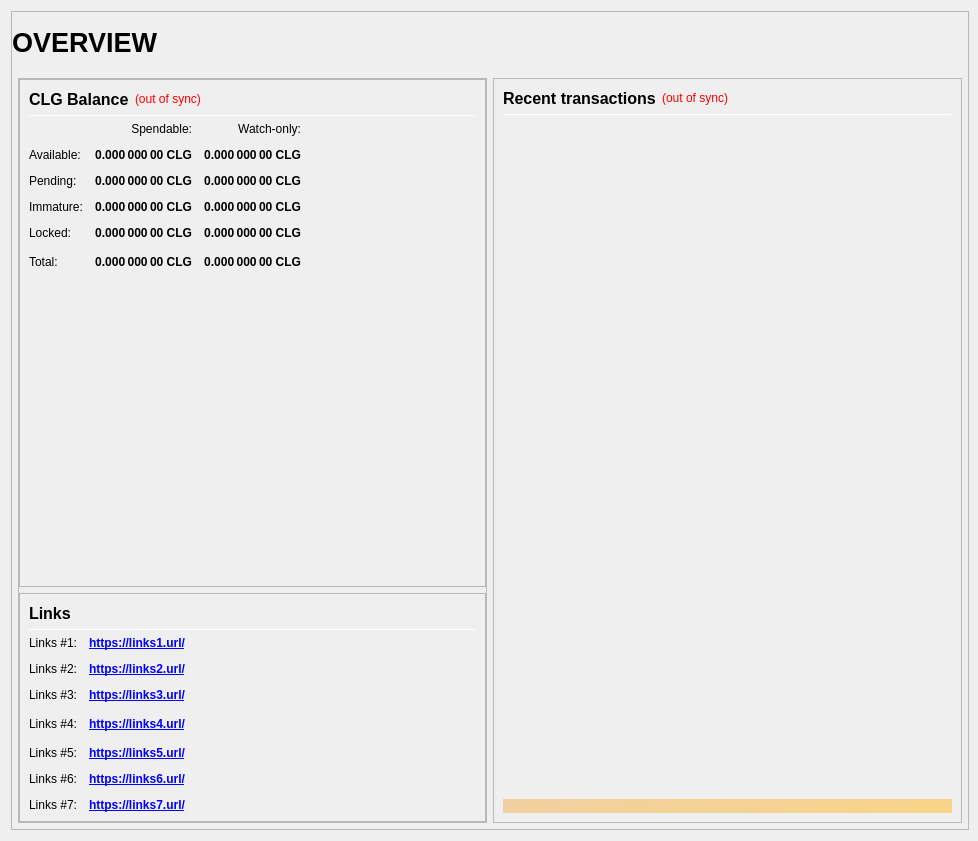
First picture: the form in src/qt/forms/overviewpage.ui, repository CollegicoinCLG/collegicoin, before the edit.
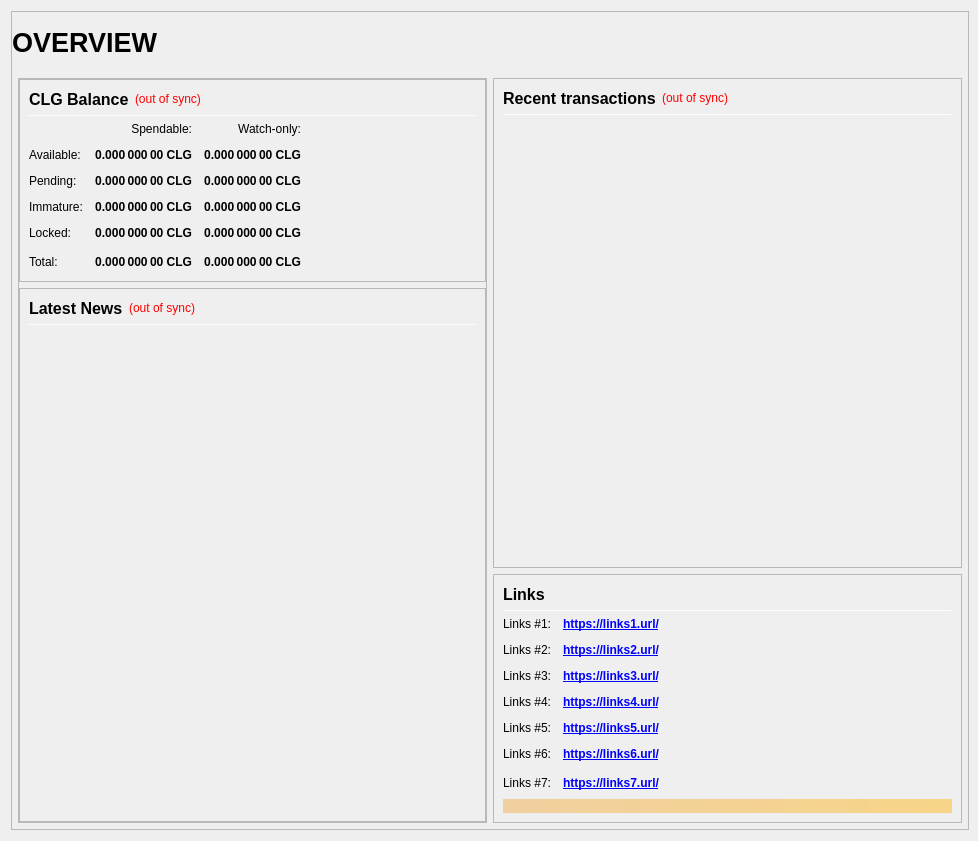
Second picture: the form after the edit.

Commit message: News panel implemented

```diff
--- a/src/qt/forms/overviewpage.ui
+++ b/src/qt/forms/overviewpage.ui
@@ -10,6 +10,12 @@
     <height>841</height>
    </rect>
   </property>
+  <property name="sizePolicy">
+   <sizepolicy hsizetype="Maximum" vsizetype="Maximum">
+    <horstretch>0</horstretch>
+    <verstretch>0</verstretch>
+   </sizepolicy>
+  </property>
   <property name="minimumSize">
    <size>
     <width>960</width>
@@ -43,7 +49,7 @@
      <property name="frameShadow">
       <enum>QFrame::Raised</enum>
      </property>
-     <layout class="QVBoxLayout" name="verticalLayout_3" stretch="1">
+     <layout class="QVBoxLayout" name="verticalLayout_1" stretch="1">
       <property name="leftMargin">
        <number>0</number>
       </property>
@@ -200,7 +206,7 @@
                  <property name="frameShadow">
                   <enum>QFrame::Raised</enum>
                  </property>
-                 <layout class="QVBoxLayout" name="verticalLayout" stretch="0,0,0,0">
+                 <layout class="QVBoxLayout" name="verticalLayout" stretch="0,0">
                   <property name="leftMargin">
                    <number>0</number>
                   </property>
@@ -221,7 +227,7 @@
                     <property name="frameShadow">
                      <enum>QFrame::Raised</enum>
                     </property>
-                    <layout class="QVBoxLayout" name="verticalLayout_4">
+                    <layout class="QVBoxLayout" name="verticalLayout_2">
                      <item>
                       <layout class="QHBoxLayout" name="horizontalLayout_4">
                        <item>
@@ -264,7 +270,7 @@
                         </widget>
                        </item>
                        <item>
-                        <spacer name="horizontalSpacer_3">
+                        <spacer name="horizontalSpacer_Balance_1">
                          <property name="orientation">
                           <enum>Qt::Horizontal</enum>
                          </property>
@@ -614,7 +620,7 @@
                         </widget>
                        </item>
                        <item row="5" column="3">
-                        <spacer name="horizontalSpacer_9">
+                        <spacer name="horizontalSpacer_Balance_2">
                          <property name="orientation">
                           <enum>Qt::Horizontal</enum>
                          </property>
@@ -628,11 +634,275 @@
                        </item>
                       </layout>
                      </item>
+                    </layout>
+                   </widget>
+                  </item>
                      <item>
-                      <spacer name="verticalSpacer_1">
+                   <widget class="QFrame" name="frame_News">
+                    <property name="minimumSize">
+                     <size>
+                      <width>0</width>
+                      <height>0</height>
+                     </size>
+                    </property>
+                    <property name="frameShape">
+                     <enum>QFrame::StyledPanel</enum>
+                    </property>
+                    <property name="frameShadow">
+                     <enum>QFrame::Raised</enum>
+                    </property>
+                    <layout class="QVBoxLayout" name="verticalLayout_3" stretch="0,0,0">
+                     <item>
+                      <layout class="QHBoxLayout" name="horizontalLayout_News">
+                       <item>
+                        <widget class="QLabel" name="labelNews">
+                         <property name="minimumSize">
+                          <size>
+                           <width>0</width>
+                           <height>20</height>
+                          </size>
+                         </property>
+                         <property name="font">
+                          <font>
+                           <pointsize>12</pointsize>
+                           <weight>75</weight>
+                           <bold>true</bold>
+                          </font>
+                         </property>
+                         <property name="text">
+                          <string>Latest News</string>
+                         </property>
+                        </widget>
+                       </item>
+                       <item>
+                        <widget class="QLabel" name="labelNewsStatus">
+                         <property name="cursor">
+                          <cursorShape>WhatsThisCursor</cursorShape>
+                         </property>
+                         <property name="toolTip">
+                          <string>The displayed information may be out of date. Your wallet automatically synchronizes with the SCN network after a connection is established, but this process has not completed yet.</string>
+                         </property>
+                         <property name="styleSheet">
+                          <string notr="true">QLabel { color: red; }</string>
+                         </property>
+                         <property name="text">
+                          <string notr="true">(out of sync)</string>
+                         </property>
+                         <property name="alignment">
+                          <set>Qt::AlignRight|Qt::AlignTrailing|Qt::AlignVCenter</set>
+                         </property>
+                        </widget>
+                       </item>
+                       <item>
+                        <spacer name="horizontalSpacer_Balance_3">
+                         <property name="orientation">
+                          <enum>Qt::Horizontal</enum>
+                         </property>
+                         <property name="sizeHint" stdset="0">
+                          <size>
+                           <width>40</width>
+                           <height>20</height>
+                          </size>
+                         </property>
+                        </spacer>
+                       </item>
+                      </layout>
+                     </item>
+                     <item>
+                      <widget class="Line" name="line_News">
+                       <property name="minimumSize">
+                        <size>
+                         <width>0</width>
+                         <height>1</height>
+                        </size>
+                       </property>
+                       <property name="maximumSize">
+                        <size>
+                         <width>16777215</width>
+                         <height>1</height>
+                        </size>
+                       </property>
+                       <property name="orientation">
+                        <enum>Qt::Horizontal</enum>
+                       </property>
+                      </widget>
+                     </item>
+                     <item>
+                      <widget class="QListWidget" name="listNews">
+                       <property name="sizePolicy">
+                        <sizepolicy hsizetype="Expanding" vsizetype="Expanding">
+                         <horstretch>0</horstretch>
+                         <verstretch>0</verstretch>
+                        </sizepolicy>
+                       </property>
+                       <property name="minimumSize">
+                        <size>
+                         <width>0</width>
+                         <height>0</height>
+                        </size>
+                       </property>
+                       <property name="sizeIncrement">
+                        <size>
+                         <width>0</width>
+                         <height>0</height>
+                        </size>
+                       </property>
+                       <property name="styleSheet">
+                        <string notr="true">QListView { background: transparent; }</string>
+                       </property>
+                       <property name="frameShape">
+                        <enum>QFrame::NoFrame</enum>
+                       </property>
+                       <property name="verticalScrollBarPolicy">
+                        <enum>Qt::ScrollBarAsNeeded</enum>
+                       </property>
+                       <property name="horizontalScrollBarPolicy">
+                        <enum>Qt::ScrollBarAsNeeded</enum>
+                       </property>
+                       <property name="selectionMode">
+                        <enum>QAbstractItemView::NoSelection</enum>
+                       </property>
+                       <property name="selectionBehavior">
+                        <enum>QAbstractItemView::SelectRows</enum>
+                       </property>
+                       <property name="verticalScrollMode">
+                        <enum>QAbstractItemView::ScrollPerItem</enum>
+                       </property>
+                      </widget>
+                     </item>
+                    </layout>
+                   </widget>
+                  </item>
+                 </layout>
+                </widget>
+               </item>
+              </layout>
+             </item>
+             <item>
+              <layout class="QVBoxLayout" name="verticalLayout_right" stretch="1,0">
+               <item>
+                <widget class="QFrame" name="frame_RecentTransactions">
+                 <property name="minimumSize">
+                  <size>
+                   <width>0</width>
+                   <height>0</height>
+                  </size>
+                 </property>
+                 <property name="frameShape">
+                  <enum>QFrame::StyledPanel</enum>
+                 </property>
+                 <property name="frameShadow">
+                  <enum>QFrame::Raised</enum>
+                 </property>
+                 <layout class="QVBoxLayout" name="verticalLayout_4" stretch="0,0,0,0">
+                  <item>
+                   <layout class="QHBoxLayout" name="horizontalLayout_2">
+                    <item>
+                     <widget class="QLabel" name="label_4">
+                      <property name="minimumSize">
+                       <size>
+                        <width>0</width>
+                        <height>20</height>
+                       </size>
+                      </property>
+                      <property name="font">
+                       <font>
+                        <pointsize>12</pointsize>
+                        <weight>75</weight>
+                        <bold>true</bold>
+                       </font>
+                      </property>
+                      <property name="text">
+                       <string>Recent transactions</string>
+                      </property>
+                     </widget>
+                    </item>
+                    <item>
+                     <widget class="QLabel" name="labelTransactionsStatus">
+                      <property name="cursor">
+                       <cursorShape>WhatsThisCursor</cursorShape>
+                      </property>
+                      <property name="toolTip">
+                       <string>The displayed information may be out of date. Your wallet automatically synchronizes with the CLG network after a connection is established, but this process has not completed yet.</string>
+                      </property>
+                      <property name="styleSheet">
+                       <string notr="true">QLabel { color: red; }</string>
+                      </property>
+                      <property name="text">
+                       <string notr="true">(out of sync)</string>
+                      </property>
+                      <property name="alignment">
+                       <set>Qt::AlignRight|Qt::AlignTrailing|Qt::AlignVCenter</set>
+                      </property>
+                     </widget>
+                    </item>
+                    <item>
+                     <spacer name="horizontalSpacer_Transaction">
+                      <property name="orientation">
+                       <enum>Qt::Horizontal</enum>
+                      </property>
+                      <property name="sizeHint" stdset="0">
+                       <size>
+                        <width>40</width>
+                        <height>20</height>
+                       </size>
+                      </property>
+                     </spacer>
+                    </item>
+                   </layout>
+                  </item>
+                  <item>
+                   <widget class="Line" name="line_Transactions">
+                    <property name="minimumSize">
+                     <size>
+                      <width>0</width>
+                      <height>1</height>
+                     </size>
+                    </property>
+                    <property name="maximumSize">
+                     <size>
+                      <width>16777215</width>
+                      <height>1</height>
+                     </size>
+                    </property>
+                    <property name="orientation">
+                     <enum>Qt::Horizontal</enum>
+                    </property>
+                   </widget>
+                  </item>
+                  <item>
+                   <widget class="QListView" name="listTransactions">
+                    <property name="minimumSize">
+                     <size>
+                      <width>0</width>
+                      <height>0</height>
+                     </size>
+                    </property>
+                    <property name="styleSheet">
+                     <string notr="true">QListView { background: transparent; }</string>
+                    </property>
+                    <property name="frameShape">
+                     <enum>QFrame::NoFrame</enum>
+                    </property>
+                    <property name="verticalScrollBarPolicy">
+                     <enum>Qt::ScrollBarAlwaysOff</enum>
+                    </property>
+                    <property name="horizontalScrollBarPolicy">
+                     <enum>Qt::ScrollBarAlwaysOff</enum>
+                    </property>
+                    <property name="selectionMode">
+                     <enum>QAbstractItemView::NoSelection</enum>
+                    </property>
+                   </widget>
+                  </item>
+                  <item>
+                   <spacer name="verticalSpacer_2">
                        <property name="orientation">
                         <enum>Qt::Vertical</enum>
                        </property>
+                    <property name="sizeType">
+                     <enum>QSizePolicy::Expanding</enum>
+                    </property>
                        <property name="sizeHint" stdset="0">
                         <size>
                          <width>20</width>
@@ -821,19 +1091,6 @@
                          </property>
                         </widget>
                        </item>
-                       <item row="4" column="2">
-                        <spacer name="horizontalSpacer_Links_2">
-                         <property name="orientation">
-                          <enum>Qt::Horizontal</enum>
-                         </property>
-                         <property name="sizeHint" stdset="0">
-                          <size>
-                           <width>40</width>
-                           <height>20</height>
-                          </size>
-                         </property>
-                        </spacer>
-                       </item>
                        <item row="5" column="0">
                         <widget class="QLabel" name="labelLinks5">
                          <property name="text">
@@ -912,76 +1169,8 @@
                          </property>
                         </widget>
                        </item>
-                      </layout>
-                     </item>
-                    </layout>
-                   </widget>
-                  </item>
-                 </layout>
-                </widget>
-               </item>
-              </layout>
-             </item>
-             <item>
-              <layout class="QVBoxLayout" name="verticalLayout_right" stretch="1">
-               <item>
-                <widget class="QFrame" name="frame_RecentTransactions">
-                 <property name="minimumSize">
-                  <size>
-                   <width>0</width>
-                   <height>0</height>
-                  </size>
-                 </property>
-                 <property name="frameShape">
-                  <enum>QFrame::StyledPanel</enum>
-                 </property>
-                 <property name="frameShadow">
-                  <enum>QFrame::Raised</enum>
-                 </property>
-                 <layout class="QVBoxLayout" name="verticalLayout_1" stretch="0,0,0,0,0">
-                  <item>
-                   <layout class="QHBoxLayout" name="horizontalLayout_2">
-                    <item>
-                     <widget class="QLabel" name="label_4">
-                      <property name="minimumSize">
-                       <size>
-                        <width>0</width>
-                        <height>20</height>
-                       </size>
-                      </property>
-                      <property name="font">
-                       <font>
-                        <pointsize>12</pointsize>
-                        <weight>75</weight>
-                        <bold>true</bold>
-                       </font>
-                      </property>
-                      <property name="text">
-                       <string>Recent transactions</string>
-                      </property>
-                     </widget>
-                    </item>
-                    <item>
-                     <widget class="QLabel" name="labelTransactionsStatus">
-                      <property name="cursor">
-                       <cursorShape>WhatsThisCursor</cursorShape>
-                      </property>
-                      <property name="toolTip">
-                       <string>The displayed information may be out of date. Your wallet automatically synchronizes with the CLG network after a connection is established, but this process has not completed yet.</string>
-                      </property>
-                      <property name="styleSheet">
-                       <string notr="true">QLabel { color: red; }</string>
-                      </property>
-                      <property name="text">
-                       <string notr="true">(out of sync)</string>
-                      </property>
-                      <property name="alignment">
-                       <set>Qt::AlignRight|Qt::AlignTrailing|Qt::AlignVCenter</set>
-                      </property>
-                     </widget>
-                    </item>
-                    <item>
-                     <spacer name="horizontalSpacer">
+                    <item row="7" column="2">
+                     <spacer name="horizontalSpacer_Links_2">
                       <property name="orientation">
                        <enum>Qt::Horizontal</enum>
                       </property>
@@ -995,66 +1184,6 @@
                     </item>
                    </layout>
                   </item>
-                  <item>
-                   <widget class="Line" name="line">
-                    <property name="minimumSize">
-                     <size>
-                      <width>0</width>
-                      <height>1</height>
-                     </size>
-                    </property>
-                    <property name="maximumSize">
-                     <size>
-                      <width>16777215</width>
-                      <height>1</height>
-                     </size>
-                    </property>
-                    <property name="orientation">
-                     <enum>Qt::Horizontal</enum>
-                    </property>
-                   </widget>
-                  </item>
-                  <item>
-                   <widget class="QListView" name="listTransactions">
-                    <property name="minimumSize">
-                     <size>
-                      <width>0</width>
-                      <height>0</height>
-                     </size>
-                    </property>
-                    <property name="styleSheet">
-                     <string notr="true">QListView { background: transparent; }</string>
-                    </property>
-                    <property name="frameShape">
-                     <enum>QFrame::NoFrame</enum>
-                    </property>
-                    <property name="verticalScrollBarPolicy">
-                     <enum>Qt::ScrollBarAlwaysOff</enum>
-                    </property>
-                    <property name="horizontalScrollBarPolicy">
-                     <enum>Qt::ScrollBarAlwaysOff</enum>
-                    </property>
-                    <property name="selectionMode">
-                     <enum>QAbstractItemView::NoSelection</enum>
-                    </property>
-                   </widget>
-                  </item>
-                  <item>
-                   <spacer name="verticalSpacer_2">
-                    <property name="orientation">
-                     <enum>Qt::Vertical</enum>
-                    </property>
-                    <property name="sizeType">
-                     <enum>QSizePolicy::Expanding</enum>
-                    </property>
-                    <property name="sizeHint" stdset="0">
-                     <size>
-                      <width>20</width>
-                      <height>40</height>
-                     </size>
-                    </property>
-                   </spacer>
-                  </item>
                   <item>
                    <widget class="QLabel" name="labelAlerts">
                     <property name="maximumSize">
```
Lines whose indentation alone changed are shown as unchanged. The commit also changes 7 other files.
